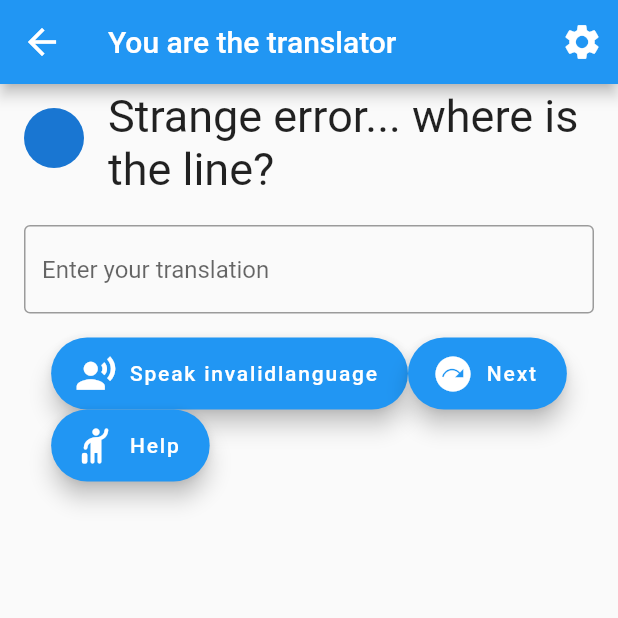
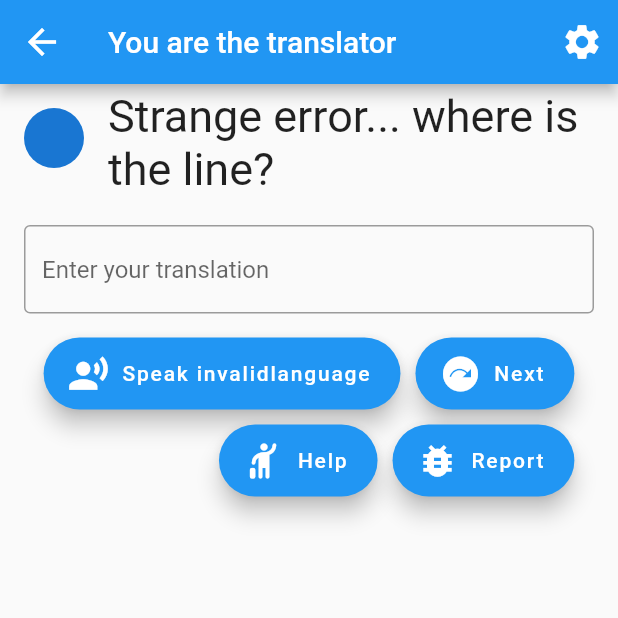
Before and after one commit to ubershmekel/yatt, a Flutter app: the TranslateView screen opened by its route, on a phone screen of 412 x 824 dp, the top half of it. Run offline on Flutter 3.47's test engine with Material 2 defaults, Android fonts, the phone set to English and light mode, and no system bars; our stand-ins replace audioplayers, flutter_tts, shared_preferences, speech_to_text; missing offline and left inert: flutter_email_sender; accounts and stored records are empty; generated files the repository leaves out were written again; project files that could hold a hidden picture were left out.

Commit message:
Report a bug button that authors an email

```diff
--- a/yout/lib/src/translate/translate_view.dart
+++ b/yout/lib/src/translate/translate_view.dart
@@ -1,4 +1,5 @@
 import 'package:flutter/material.dart';
+import 'package:flutter_email_sender/flutter_email_sender.dart';
 import 'package:yout/src/audio/listen.dart';
 import 'package:yout/src/settings/globals.dart';
 import 'package:yout/src/settings/languages.dart';
@@ -139,7 +140,11 @@ class _TranslateViewState extends State<TranslateView> {
         ),
       ),
       Center(
-          child: Wrap(children: [
+          child: Wrap(
+              spacing: 10,
+              runSpacing: 10,
+              alignment: WrapAlignment.end,
+              children: [
             FloatingActionButton.extended(
               // `heroTag` to avoid " multiple heroes that share the same tag within a subtree" error
               // https://stackoverflow.com/a/69342661/177498
@@ -172,10 +177,28 @@ class _TranslateViewState extends State<TranslateView> {
               label: const Text('Help'),
               onPressed: onHelp,
             ),
+            FloatingActionButton.extended(
+              heroTag: UniqueKey(),
+              icon: const Icon(Icons.bug_report),
+              label: const Text('Report'),
+              onPressed: onReport,
+            ),
           ])),
       Center(child: Text(_helpText)),
       Center(child: Text(_statusText, style: const TextStyle(fontSize: 200.0))),
     ]);
+  }
+
+  onReport() async {
+    final Email email = Email(
+      subject: 'YATT Report',
+      body:
+          'From: $_exampleLang, $_toTranslateText\n\nTo: $_recordingLang, ${dictationBox.text}\n\n',
+      recipients: ['YATT <ubershmekel+yatt@gmail.com>'],
+      isHTML: false,
+    );
+
+    await FlutterEmailSender.send(email);
   }
 
   onDictationBoxChanged() {
--- a/yout/pubspec.yaml
+++ b/yout/pubspec.yaml
@@ -13,6 +13,7 @@ dependencies:
   audioplayers: ^5.1.0
   flutter:
     sdk: flutter
+  flutter_email_sender: ^6.0.1
   flutter_localizations:
     sdk: flutter
   flutter_tts: ^3.7.0
```
Also changed, not shown: yout/pubspec.lock, 1 other file. Lines whose indentation alone changed are shown as unchanged.
